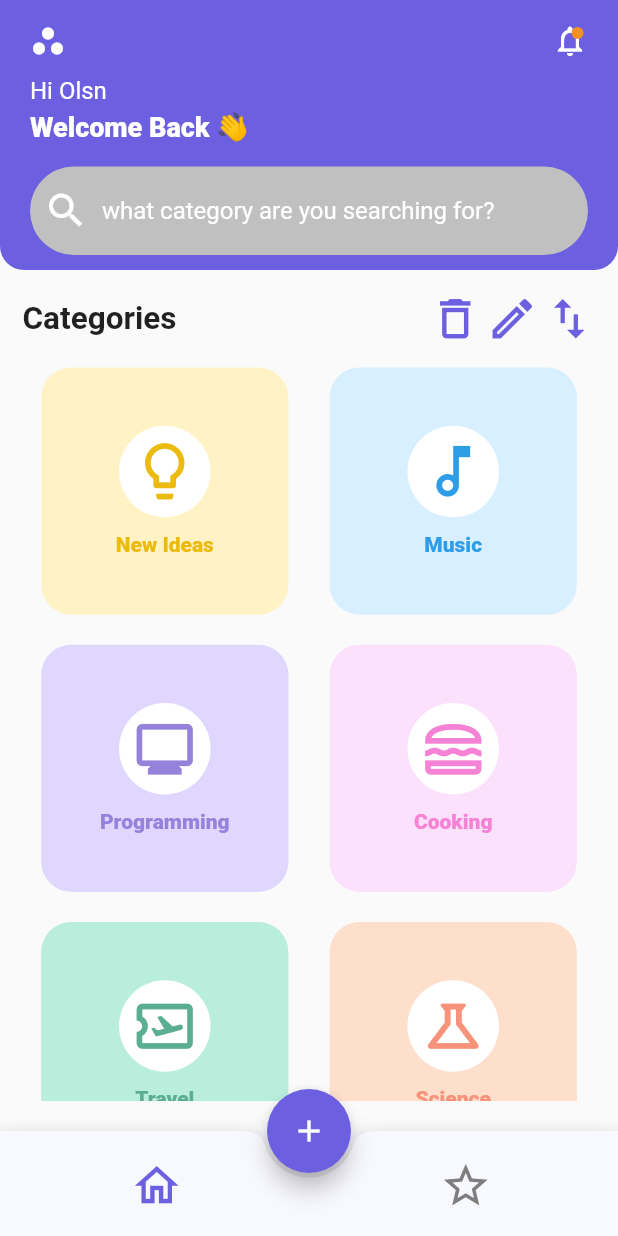
After one commit to maleoaje/complete_ui_kit, a Flutter app: the screen it shows after launch, after a tap on "Bookmark App UI Kit", on a phone screen of 412 x 824 dp. The commit adds this screen. Run offline on Flutter 3.47's test engine with Material 2 defaults, Android fonts, the phone set to English and light mode, and no system bars.

Commit message:
bookmark app ui

```diff
--- /dev/null
+++ b/lib/bookmark_app/add_categories.dart
@@ -0,0 +1,76 @@
+import 'package:complete_ui_kit/config/constants.dart';
+import 'package:flutter/material.dart';
+
+class AddPage extends StatefulWidget {
+  const AddPage({Key? key}) : super(key: key);
+
+  @override
+  State<AddPage> createState() => _AddPageState();
+}
+
+class _AddPageState extends State<AddPage> {
+  @override
+  Widget build(BuildContext context) {
+    return Scaffold(
+      body: Column(
+        children: [
+          Container(
+            padding: const EdgeInsets.fromLTRB(20, 25, 20, 20),
+            decoration: const BoxDecoration(
+              color: blue,
+            ),
+            child: Column(
+              children: [
+                const SizedBox(
+                  height: 15,
+                ),
+                Row(
+                  mainAxisAlignment: MainAxisAlignment.spaceBetween,
+                  children: [
+                    Align(
+                      alignment: Alignment.topLeft,
+                      child: Icon(
+                        Icons.arrow_back,
+                        color: white,
+                        size: 30,
+                      ),
+                    ),
+                    Text(
+                      'Title Holder',
+                      style: TextStyle(
+                        color: white,
+                        fontSize: 20,
+                        fontWeight: FontWeight.w500,
+                      ),
+                    ),
+                    Icon(
+                      Icons.share,
+                      color: white,
+                    )
+                  ],
+                ),
+              ],
+            ),
+          ),
+          ListView(
+            children: [
+              Column(
+                children: [
+                  Container(
+                    padding: const EdgeInsets.only(top: 20),
+                    child: const Text(
+                      'Title',
+                      style: TextStyle(
+                        color: Colors.black,
+                      ),
+                    ),
+                  ),
+                ],
+              ),
+            ],
+          ),
+        ],
+      ),
+    );
+  }
+}
--- /dev/null
+++ b/lib/bookmark_app/bottom_nav_bar.dart
@@ -0,0 +1,81 @@
+import 'package:complete_ui_kit/bookmark_app/add_categories.dart';
+import 'package:complete_ui_kit/bookmark_app/favorites.dart';
+import 'package:complete_ui_kit/bookmark_app/homepage.dart';
+import 'package:complete_ui_kit/config/constants.dart';
+
+import 'package:flutter/material.dart';
+
+class BottomNavBarBookmarkApp extends StatefulWidget {
+  const BottomNavBarBookmarkApp({Key? key}) : super(key: key);
+
+  @override
+  State<BottomNavBarBookmarkApp> createState() =>
+      _BottomNavBarBookmarkAppState();
+}
+
+class _BottomNavBarBookmarkAppState extends State<BottomNavBarBookmarkApp> {
+  int currentState = 0;
+  List<Widget> widgets = [
+    const HomePageBookmarkApp(),
+    const FavoritesPage(),
+  ];
+  var addPa = const AddPage();
+  @override
+  Widget build(BuildContext context) {
+    return Scaffold(
+      bottomNavigationBar: BottomAppBar(
+        color: backgroundColor,
+        shape: const CircularNotchedRectangle(),
+        notchMargin: 3,
+        child: SizedBox(
+            height: 70,
+            child: Row(
+              mainAxisAlignment: MainAxisAlignment.spaceAround,
+              children: [
+                IconButton(
+                  onPressed: () {
+                    setState(
+                      () {
+                        currentState = 0;
+                      },
+                    );
+                  },
+                  icon: Icon(
+                    Icons.home_outlined,
+                    size: 35,
+                    color: currentState == 0 ? blue : grey,
+                  ),
+                ),
+                IconButton(
+                  onPressed: () {
+                    setState(
+                      () {
+                        currentState = 1;
+                      },
+                    );
+                  },
+                  icon: Icon(
+                    Icons.star_outline,
+                    size: 35,
+                    color: currentState == 1 ? blue : grey,
+                  ),
+                ),
+              ],
+            )),
+      ),
+      body: widgets[currentState],
+      backgroundColor: backgroundColor,
+      floatingActionButtonLocation: FloatingActionButtonLocation.centerDocked,
+      floatingActionButton: FloatingActionButton(
+        onPressed: () {
+          Navigator.push(
+            context,
+            MaterialPageRoute(builder: (context) => const AddPage()),
+          );
+        },
+        backgroundColor: blue,
+        child: const Icon(Icons.add),
+      ),
+    );
+  }
+}
--- /dev/null
+++ b/lib/bookmark_app/favorites.dart
@@ -0,0 +1,26 @@
+import 'package:complete_ui_kit/config/constants.dart';
+import 'package:flutter/material.dart';
+
+class FavoritesPage extends StatefulWidget {
+  const FavoritesPage({Key? key}) : super(key: key);
+
+  @override
+  State<FavoritesPage> createState() => _FavoritesPageState();
+}
+
+class _FavoritesPageState extends State<FavoritesPage> {
+  @override
+  Widget build(BuildContext context) {
+    return const Scaffold(
+      body: Center(
+        child: Text(
+          'Favorites Screen',
+          style: TextStyle(
+            fontSize: 40,
+            color: blue,
+          ),
+        ),
+      ),
+    );
+  }
+}
--- /dev/null
+++ b/lib/bookmark_app/homepage.dart
@@ -0,0 +1,238 @@
+import 'package:complete_ui_kit/config/constants.dart';
+import 'package:flutter/material.dart';
+
+class HomePageBookmarkApp extends StatefulWidget {
+  const HomePageBookmarkApp({Key? key}) : super(key: key);
+
+  @override
+  State<HomePageBookmarkApp> createState() => _HomePageBookmarkAppState();
+}
+
+class _HomePageBookmarkAppState extends State<HomePageBookmarkApp> {
+  final TextEditingController _etSearch = TextEditingController();
+  @override
+  Widget build(BuildContext context) {
+    return Scaffold(
+      body: Column(
+        children: [
+          Container(
+            padding: const EdgeInsets.fromLTRB(20, 15, 20, 10),
+            decoration: const BoxDecoration(
+              borderRadius: BorderRadius.only(
+                  bottomLeft: Radius.circular(16),
+                  bottomRight: Radius.circular(16)),
+              color: blue,
+            ),
+            child: Column(
+              children: [
+                Row(
+                  mainAxisAlignment: MainAxisAlignment.spaceBetween,
+                  children: [
+                    Icon(
+                      Icons.workspaces,
+                      color: white,
+                    ),
+                    Stack(
+                      children: [
+                        Icon(
+                          Icons.notifications_outlined,
+                          color: white,
+                        ),
+                        const Positioned(
+                          top: 3,
+                          right: 3,
+                          child: CircleAvatar(
+                            radius: 4,
+                            backgroundColor: orange,
+                          ),
+                        )
+                      ],
+                    )
+                  ],
+                ),
+                const SizedBox(
+                  height: 12,
+                ),
+                Align(
+                  alignment: Alignment.topLeft,
+                  child: Text(
+                    "Hi Olsn",
+                    style: TextStyle(
+                        fontSize: 16,
+                        color: white,
+                        fontWeight: FontWeight.w400),
+                  ),
+                ),
+                const SizedBox(
+                  height: 4,
+                ),
+                Align(
+                  alignment: Alignment.topLeft,
+                  child: Text(
+                    "Welcome Back 👋",
+                    style: TextStyle(
+                        fontSize: 18,
+                        color: white,
+                        fontWeight: FontWeight.w800),
+                  ),
+                ),
+                const SizedBox(
+                  height: 16,
+                ),
+                TextFormField(
+                  controller: _etSearch,
+                  keyboardType: TextInputType.text,
+                  style: TextStyle(color: white, fontSize: 16),
+                  decoration: InputDecoration(
+                    hintText: "what category are you searching for?",
+                    hintStyle: TextStyle(color: white),
+                    prefixIcon: Icon(
+                      Icons.search,
+                      color: white,
+                      size: 30,
+                    ),
+                    fillColor: liteGrey,
+                    filled: true,
+                    focusedBorder: OutlineInputBorder(
+                        borderRadius: BorderRadius.circular(30),
+                        borderSide: BorderSide.none),
+                    enabledBorder: OutlineInputBorder(
+                        borderRadius: BorderRadius.circular(30),
+                        borderSide: BorderSide.none),
+                  ),
+                )
+              ],
+            ),
+          ),
+          SizedBox(
+            height: MediaQuery.of(context).size.height * 0.672,
+            child: ListView(
+              children: [
+                Container(
+                  padding:
+                      const EdgeInsets.symmetric(horizontal: 15, vertical: 15),
+                  child: Row(
+                    children: [
+                      const Text(
+                        "Categories",
+                        style: TextStyle(
+                          fontSize: 21,
+                          fontWeight: FontWeight.w700,
+                        ),
+                      ),
+                      const Spacer(),
+                      Row(
+                        children: const [
+                          Icon(
+                            Icons.delete_outline,
+                            color: blue,
+                            size: 35,
+                          ),
+                          SizedBox(
+                            width: 3,
+                          ),
+                          Icon(
+                            Icons.edit_outlined,
+                            color: blue,
+                            size: 35,
+                          ),
+                          SizedBox(
+                            width: 3,
+                          ),
+                          Icon(
+                            Icons.swap_vert,
+                            color: blue,
+                            size: 35,
+                          ),
+                        ],
+                      ),
+                    ],
+                  ),
+                ),
+                Row(
+                  mainAxisAlignment: MainAxisAlignment.spaceEvenly,
+                  children: [
+                    _buildCard('New Ideas', Icons.lightbulb_outline_rounded,
+                        darkyellow, yellow, darkyellow),
+                    _buildCard('Music', Icons.music_note_outlined,
+                        darkOtherBlue, otherBlue, darkOtherBlue),
+                  ],
+                ),
+                const SizedBox(
+                  height: 20,
+                ),
+                Row(
+                  mainAxisAlignment: MainAxisAlignment.spaceEvenly,
+                  children: [
+                    _buildCard(
+                        'Programming',
+                        Icons.monitor_outlined,
+                        darkProgrammingColor,
+                        programmingColor,
+                        darkProgrammingColor),
+                    _buildCard('Cooking', Icons.lunch_dining_outlined,
+                        darkCookingColor, cookingColor, darkCookingColor),
+                  ],
+                ),
+                const SizedBox(
+                  height: 20,
+                ),
+                Row(
+                  mainAxisAlignment: MainAxisAlignment.spaceEvenly,
+                  children: [
+                    _buildCard('Travel', Icons.airplane_ticket_outlined,
+                        darkTravelColor, travelColor, darkTravelColor),
+                    _buildCard('Science', Icons.science_outlined,
+                        darkSciecneColor, scienceColor, darkSciecneColor),
+                  ],
+                ),
+              ],
+            ),
+          ),
+        ],
+      ),
+    );
+  }
+
+  Widget _buildCard(String title, IconData icon, Color iconColor,
+      Color containerColor, Color textColor) {
+    return Container(
+      height: MediaQuery.of(context).size.height * 0.2,
+      width: MediaQuery.of(context).size.height * 0.2,
+      decoration: BoxDecoration(
+        borderRadius: const BorderRadius.all(
+          Radius.circular(20),
+        ),
+        color: containerColor,
+      ),
+      padding: const EdgeInsets.all(10),
+      child: Column(
+        mainAxisAlignment: MainAxisAlignment.center,
+        children: [
+          Container(
+            padding: const EdgeInsets.all(8),
+            decoration: BoxDecoration(
+              shape: BoxShape.circle,
+              color: white,
+            ),
+            child: Icon(
+              icon,
+              color: iconColor,
+              size: 45,
+            ),
+          ),
+          const SizedBox(
+            height: 10,
+          ),
+          Text(
+            title,
+            style: TextStyle(
+              fontWeight: FontWeight.w800,
+              color: textColor,
+            ),
+          ),
+        ],
+      ),
+    );
+  }
+}
--- a/lib/config/constants.dart
+++ b/lib/config/constants.dart
@@ -6,3 +6,22 @@ Color dimGrey = const Color(0xff303030);
 Color bgColor = const Color.fromARGB(255, 210, 244, 255);
 Color taskAppBlue = const Color(0xff3d3270);
 Color liteGrey = const Color.fromARGB(255, 192, 192, 192);
+const Color backgroundColor = Color(0xfff8f8ff);
+const Color blue = Color(0xff6c60e0);
+const Color liteBlue = Color(0xfff8f8ff);
+const Color otherBlue = Color(0xffd7efff);
+const Color darkOtherBlue = Color.fromARGB(255, 46, 157, 231);
+const Color grey = Color.fromARGB(255, 126, 126, 126);
+const Color yellow = Color(0xfffff3c6);
+const Color darkyellow = Color.fromARGB(255, 235, 187, 17);
+const Color green = Color(0xfff8f8ff);
+const Color orange = Color(0xfff49025);
+const Color gold = Color(0xfff8f8ff);
+const Color programmingColor = Color(0xffe0d7ff);
+const Color darkProgrammingColor = Color.fromARGB(255, 149, 130, 218);
+const Color cookingColor = Color(0xfffbe1fb);
+const Color darkCookingColor = Color(0xfff582d4);
+const Color travelColor = Color(0xffb9eedc);
+const Color darkTravelColor = Color(0xff5bae92);
+const Color scienceColor = Color(0xfffedfcc);
+const Color darkSciecneColor = Color(0xfff7927b);
--- a/lib/home.dart
+++ b/lib/home.dart
@@ -1,5 +1,7 @@
+import 'package:complete_ui_kit/bookmark_app/bottom_nav_bar.dart';
 import 'package:complete_ui_kit/config/constants.dart';
 import 'package:complete_ui_kit/config/global_style.dart';
+
 import 'package:complete_ui_kit/task_planner/auth/sign_up.dart';
 import 'package:flutter/material.dart';
 
@@ -22,25 +24,32 @@ class _HomePageState extends State<HomePage> {
               Padding(
                 padding: const EdgeInsets.fromLTRB(0, 40, 0, 40),
                 child: Center(
-                    child: Text(
-                  "COMPLETE UI KIT",
-                  style: GlobalStyle.headerStyle,
-                )),
+                  child: Text(
+                    "COMPLETE UI KIT",
+                    style: GlobalStyle.headerStyle,
+                  ),
+                ),
               ),
               GestureDetector(
                 onTap: () {
                   Navigator.of(context).push(MaterialPageRoute(
                       builder: (context) => const SignUpTaskPlanner()));
                 },
-                child: _buildAppViewCard(
-                    "assets/plannericon.png", "Task Planner UI Kit"),
+                child: _buildAppViewCard(Icons.task, "Task Planner UI Kit"),
+              ),
+              GestureDetector(
+                onTap: () {
+                  Navigator.of(context).push(MaterialPageRoute(
+                      builder: (context) => const BottomNavBarBookmarkApp()));
+                },
+                child: _buildAppViewCard(Icons.bookmark, "Bookmark App UI Kit"),
               ),
             ],
           ),
         ));
   }
 
-  Widget _buildAppViewCard(String appImage, String title) {
+  Widget _buildAppViewCard(IconData appIcon, String title) {
     return Padding(
       padding: const EdgeInsets.fromLTRB(0, 0, 0, 10),
       child: Container(
@@ -69,7 +78,7 @@ class _HomePageState extends State<HomePage> {
                 Row(
                   children: [
                     CircleAvatar(
-                      backgroundImage: AssetImage(appImage),
+                      child: Icon(appIcon),
                     ),
                     const SizedBox(
                       width: 20,
```
